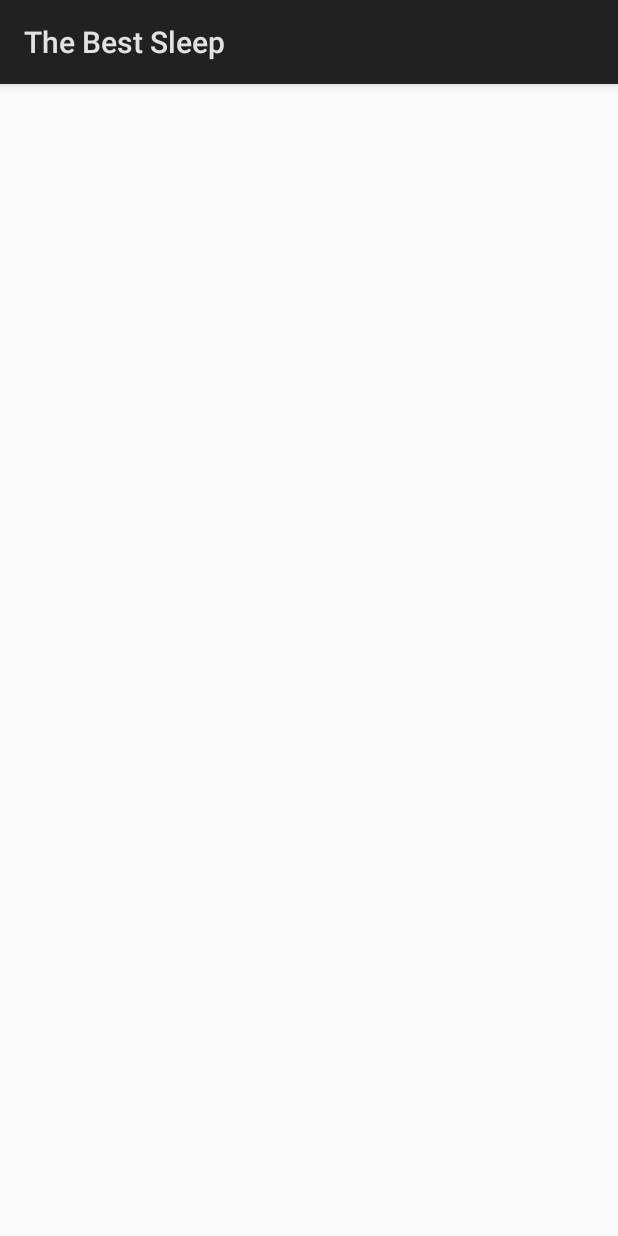
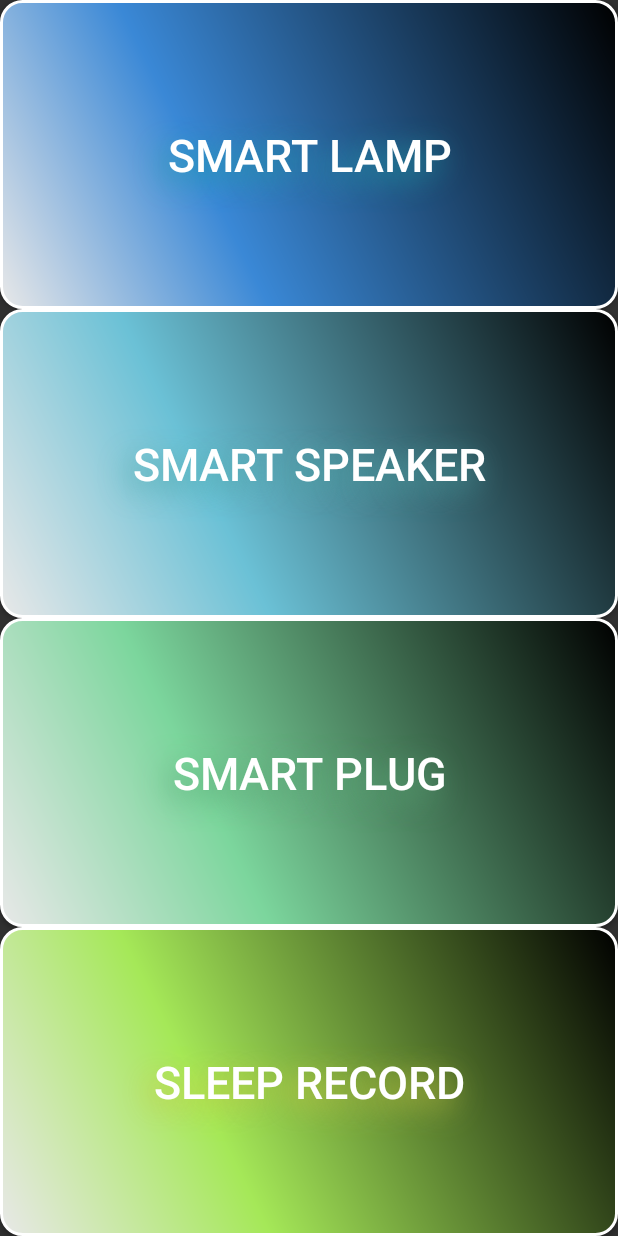
Before and after one commit to LeeTaeSoon/TheBestSleep, an Android app: the screen it shows after launch (MainActivity), on a phone screen of 412 x 824 dp. Run offline under Robolectric (Android 15) with nearby library versions, the phone set to English and light mode, and no system bars.

Commit message:
Main화면 버튼 추가

```diff
--- a/mobile/src/main/AndroidManifest.xml
+++ b/mobile/src/main/AndroidManifest.xml
@@ -13,18 +13,19 @@
         android:roundIcon="@mipmap/ic_launcher_round"
         android:supportsRtl="true"
         android:theme="@style/AppTheme">
-        <activity android:name=".MainActivity">
-
-        </activity>
+        <activity android:name=".MainActivity" android:theme="@style/Theme.AppCompat.NoActionBar"></activity>
         <activity android:name=".SpeakerSelect" />
         <activity android:name=".BluetoothSpeaker" />
-        <activity android:name=".SplashActivity" android:theme="@style/Theme.AppCompat.NoActionBar">
+        <activity
+            android:name=".SplashActivity"
+            android:theme="@style/Theme.AppCompat.NoActionBar">
             <intent-filter>
                 <action android:name="android.intent.action.MAIN" />
 
                 <category android:name="android.intent.category.LAUNCHER" />
             </intent-filter>
         </activity>
+        <activity android:name=".SmartLamp"></activity>
     </application>
 
 </manifest>
--- /dev/null
+++ b/mobile/src/main/java/com/example/leetaesoon/thebestsleep/SmartLamp.java
@@ -0,0 +1,13 @@
+package com.example.leetaesoon.thebestsleep;
+
+import android.support.v7.app.AppCompatActivity;
+import android.os.Bundle;
+
+public class SmartLamp extends AppCompatActivity {
+
+    @Override
+    protected void onCreate(Bundle savedInstanceState) {
+        super.onCreate(savedInstanceState);
+        setContentView(R.layout.activity_smart_lamp);
+    }
+}
--- /dev/null
+++ b/mobile/src/main/res/drawable/btnshape_lamp.xml
@@ -0,0 +1,29 @@
+<?xml version="1.0" encoding="utf-8"?>
+<shape xmlns:android="http://schemas.android.com/apk/res/android"
+    android:shape="rectangle" >
+    <corners
+        android:radius="14dp"
+        />
+    <gradient
+        android:angle="45"
+        android:centerX="35%"
+        android:centerColor="#3A88D6"
+        android:startColor="#E8E8E8"
+        android:endColor="#000000"
+        android:type="linear"
+        />
+    <padding
+        android:left="0dp"
+        android:top="0dp"
+        android:right="0dp"
+        android:bottom="0dp"
+        />
+    <size
+        android:width="270dp"
+        android:height="60dp"
+        />
+    <stroke
+        android:width="2dp"
+        android:color="#FFFFFF"
+        />
+</shape>
--- /dev/null
+++ b/mobile/src/main/res/drawable/btnshape_log.xml
@@ -0,0 +1,28 @@
+<?xml version="1.0" encoding="utf-8"?>
+<shape xmlns:android="http://schemas.android.com/apk/res/android" android:shape="rectangle" >
+    <corners
+        android:radius="14dp"
+        />
+    <gradient
+        android:angle="45"
+        android:centerX="35%"
+        android:centerColor="#A5E858"
+        android:startColor="#E8E8E8"
+        android:endColor="#000000"
+        android:type="linear"
+        />
+    <padding
+        android:left="0dp"
+        android:top="0dp"
+        android:right="0dp"
+        android:bottom="0dp"
+        />
+    <size
+        android:width="270dp"
+        android:height="60dp"
+        />
+    <stroke
+        android:width="2dp"
+        android:color="#FFFFFF"
+        />
+</shape>
--- /dev/null
+++ b/mobile/src/main/res/drawable/btnshape_plug.xml
@@ -0,0 +1,28 @@
+<?xml version="1.0" encoding="utf-8"?>
+<shape xmlns:android="http://schemas.android.com/apk/res/android" android:shape="rectangle" >
+    <corners
+        android:radius="14dp"
+        />
+    <gradient
+        android:angle="45"
+        android:centerX="35%"
+        android:centerColor="#7CD69D"
+        android:startColor="#E8E8E8"
+        android:endColor="#000000"
+        android:type="linear"
+        />
+    <padding
+        android:left="0dp"
+        android:top="0dp"
+        android:right="0dp"
+        android:bottom="0dp"
+        />
+    <size
+        android:width="270dp"
+        android:height="60dp"
+        />
+    <stroke
+        android:width="2dp"
+        android:color="#FFFFFF"
+        />
+</shape>
--- /dev/null
+++ b/mobile/src/main/res/drawable/btnshape_speaker.xml
@@ -0,0 +1,28 @@
+<?xml version="1.0" encoding="utf-8"?>
+<shape xmlns:android="http://schemas.android.com/apk/res/android" android:shape="rectangle" >
+    <corners
+        android:radius="14dp"
+        />
+    <gradient
+        android:angle="45"
+        android:centerX="35%"
+        android:centerColor="#6BC1D6"
+        android:startColor="#E8E8E8"
+        android:endColor="#000000"
+        android:type="linear"
+        />
+    <padding
+        android:left="0dp"
+        android:top="0dp"
+        android:right="0dp"
+        android:bottom="0dp"
+        />
+    <size
+        android:width="270dp"
+        android:height="60dp"
+        />
+    <stroke
+        android:width="2dp"
+        android:color="#FFFFFF"
+        />
+</shape>
--- a/mobile/src/main/res/layout/activity_main.xml
+++ b/mobile/src/main/res/layout/activity_main.xml
@@ -5,6 +5,64 @@
     android:layout_width="match_parent"
     android:layout_height="match_parent"
     android:orientation="vertical"
-    tools:context="com.example.leetaesoon.thebestsleep.MainActivity">
+    tools:context="com.example.leetaesoon.thebestsleep.MainActivity"
+    android:background="#00000000">
+    <Button
+        android:id="@+id/lamp_btn"
+        android:text="Smart Lamp"
+        android:textColor="#FFFFFF"
+        android:textSize="30sp"
+        android:layout_weight="1"
+        android:layout_width="match_parent"
+        android:layout_height="60dp"
+        android:background="@drawable/btnshape_lamp"
+        android:shadowColor="#209FA8"
+        android:shadowDx="-9"
+        android:shadowDy="9"
+        android:shadowRadius="25"
+        />
 
+    <Button
+        android:id="@+id/speaker_btn"
+        android:text="Smart Speaker"
+        android:textColor="#FFFFFF"
+        android:textSize="30sp"
+        android:layout_weight="1"
+        android:layout_width="match_parent"
+        android:layout_height="60dp"
+        android:background="@drawable/btnshape_speaker"
+        android:shadowColor="#4FA8A8"
+        android:shadowDx="-9"
+        android:shadowDy="9"
+        android:shadowRadius="25"
+        />
+    <Button
+        android:id="@+id/plug_btn"
+        android:text="Smart Plug"
+        android:textColor="#FFFFFF"
+        android:textSize="30sp"
+        android:layout_weight="1"
+        android:layout_width="match_parent"
+        android:layout_height="60dp"
+        android:background="@drawable/btnshape_plug"
+        android:shadowColor="#5BA877"
+        android:shadowDx="-9"
+        android:shadowDy="9"
+        android:shadowRadius="25"
+        />
+
+    <Button
+        android:id="@+id/log_btn"
+        android:text="Sleep Record"
+        android:textColor="#FFFFFF"
+        android:textSize="30sp"
+        android:layout_weight="1"
+        android:layout_width="match_parent"
+        android:layout_height="60dp"
+        android:background="@drawable/btnshape_log"
+        android:shadowColor="#C9C944"
+        android:shadowDx="-9"
+        android:shadowDy="9"
+        android:shadowRadius="25"
+        />
 </LinearLayout>
--- /dev/null
+++ b/mobile/src/main/res/layout/activity_smart_lamp.xml
@@ -0,0 +1,9 @@
+<?xml version="1.0" encoding="utf-8"?>
+<android.support.constraint.ConstraintLayout xmlns:android="http://schemas.android.com/apk/res/android"
+    xmlns:app="http://schemas.android.com/apk/res-auto"
+    xmlns:tools="http://schemas.android.com/tools"
+    android:layout_width="match_parent"
+    android:layout_height="match_parent"
+    tools:context=".SmartLamp">
+
+</android.support.constraint.ConstraintLayout>
```
